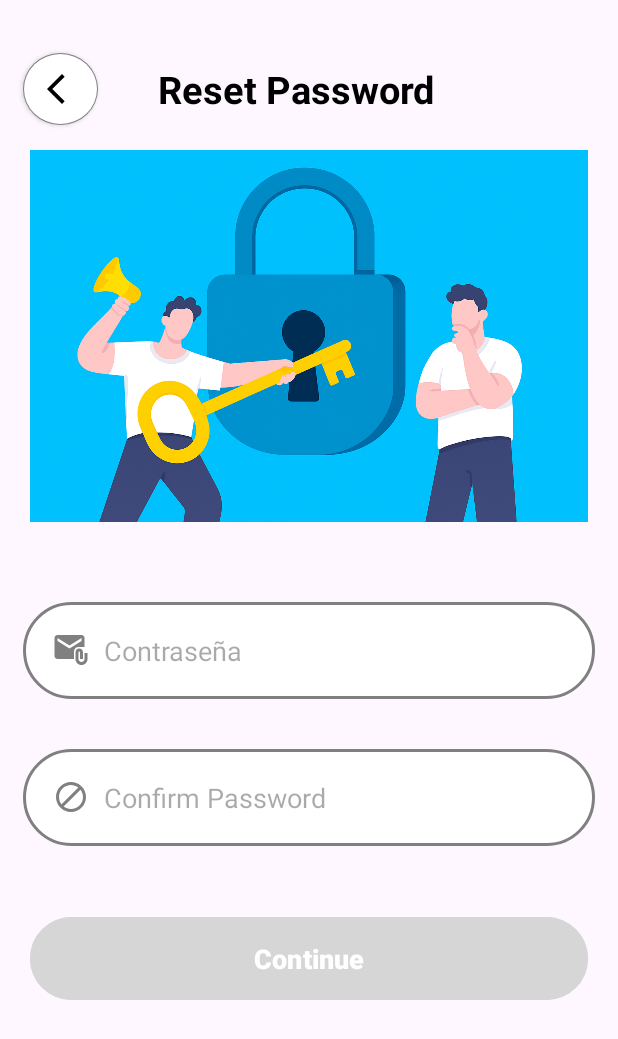
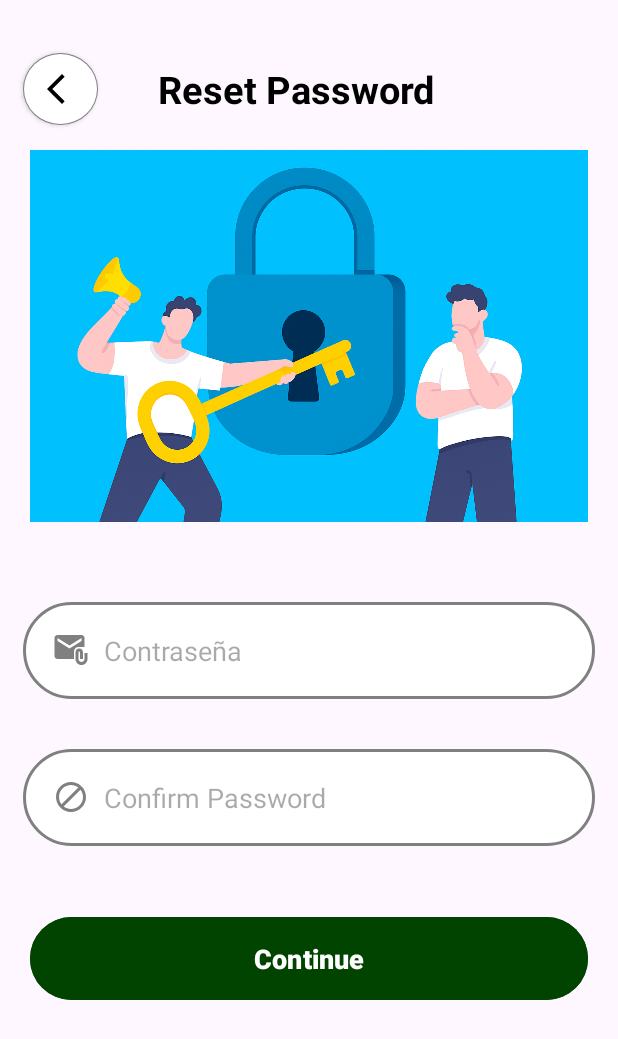
Before and after one commit to Angel96102/ProyectoGrupal, an Android app: the ResetPassword screen opened directly, with no data from a screen before it, on a phone screen of 412 x 824 dp. Shown: the top 1039 px of the screen. Run offline under Robolectric (Android 15) with nearby library versions, the phone set to English and light mode, and no system bars.

Commit message:
5 cambio

```diff
--- a/app/src/main/res/layout/activity_reset_password.xml
+++ b/app/src/main/res/layout/activity_reset_password.xml
@@ -88,7 +88,7 @@
             android:id="@+id/Next"
             android:layout_width="match_parent"
             android:layout_height="wrap_content"
-            android:backgroundTint="@color/azulclaro"
+            android:backgroundTint="@color/verde"
             android:layout_marginTop="30dp"
             android:padding="15dp"
             android:textStyle="bold"
--- a/app/src/main/res/layout/activity_verfication.xml
+++ b/app/src/main/res/layout/activity_verfication.xml
@@ -76,7 +76,7 @@
                 android:id="@+id/btnSend"
                 android:layout_width="match_parent"
                 android:layout_height="wrap_content"
-                android:backgroundTint="@color/azulclaro"
+                android:backgroundTint="@color/verde"
                 android:layout_marginTop="30dp"
                 android:padding="15dp"
                 android:textStyle="bold"
--- a/app/src/main/res/layout/activity_welcome_back.xml
+++ b/app/src/main/res/layout/activity_welcome_back.xml
@@ -103,7 +103,7 @@
             android:id="@+id/loginButton"
             android:layout_width="match_parent"
             android:layout_height="wrap_content"
-            android:backgroundTint="@color/azulclaro"
+            android:backgroundTint="@color/verde"
             android:layout_marginTop="20dp"
             android:padding="15dp"
             android:textStyle="bold"
```
